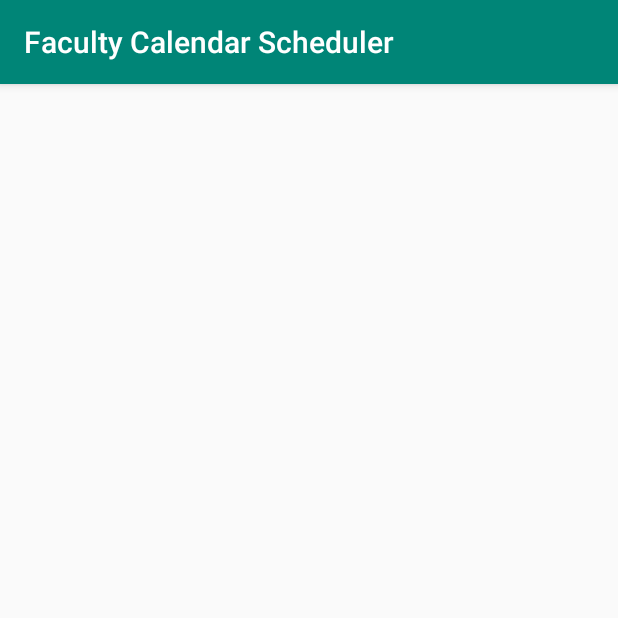
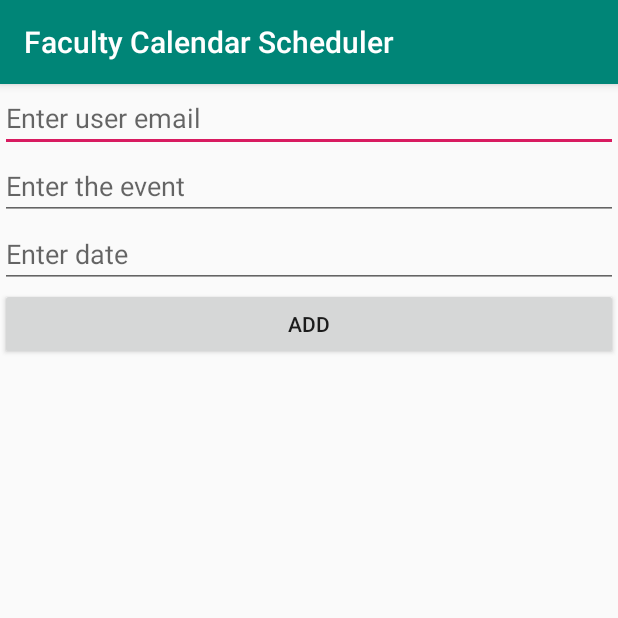
Before and after one commit to sanjailal/FacultyCalendarScheduler, an Android app: the addevent screen opened directly, with no data from a screen before it, on a phone screen of 412 x 824 dp, the top half of it. Run offline under Robolectric (Android 15) with nearby library versions, the phone set to English and light mode, and no system bars.

Commit message:
Event insertion for admin

```diff
--- a/app/src/main/java/com/example/facultycalendarscheduler/addevent.java
+++ b/app/src/main/java/com/example/facultycalendarscheduler/addevent.java
@@ -1,14 +1,105 @@
 package com.example.facultycalendarscheduler;
 
+import android.os.AsyncTask;
 import android.os.Bundle;
+import android.util.Log;
+import android.view.View;
+import android.widget.Button;
+import android.widget.EditText;
+import android.widget.Toast;
 
 import androidx.appcompat.app.AppCompatActivity;
 
-public class addevent extends AppCompatActivity {
+import java.sql.Connection;
+import java.sql.DriverManager;
+import java.sql.ResultSet;
+import java.sql.SQLException;
+import java.sql.Statement;
+import java.util.ArrayList;
+
+public class addevent extends AppCompatActivity implements View.OnClickListener {
+    private EditText usermail;
+    private EditText event;
+    private EditText date;
+    private Button add;
 
     @Override
     protected void onCreate(Bundle savedInstanceState) {
         super.onCreate(savedInstanceState);
         setContentView(R.layout.activity_addevent);
+        usermail = findViewById(R.id.usermail);
+        event = findViewById(R.id.event);
+        date = findViewById(R.id.date);
+        add = findViewById(R.id.add);
+        add.setEnabled(true);
+        add.setOnClickListener(addevent.this);
+        Toast.makeText(addevent.this, date.getText().toString(), Toast.LENGTH_LONG).show();
     }
+
+    @Override
+    public void onClick(View view) {
+        int i = view.getId();
+        if (i == R.id.add) {
+            new myTask().execute();
+        }
+    }
+
+    private class myTask extends AsyncTask<Void, Void, Void> {
+        String s = "";
+        String url = "jdbc:mysql://database-1.cyn8mvqyzihy.us-east-1.rds.amazonaws.com:3306/SE";
+        String usr = "admin";
+        String pwd = "123456789";
+        private ArrayList<String> mobileArray = new ArrayList<>();
+
+
+        @Override
+        protected void onPreExecute() {
+            super.onPreExecute();
+
+            // loadingProgressBar.setVisibility(View.VISIBLE);
+        }
+
+        @Override
+        protected Void doInBackground(Void... voids) {
+            Connection con = null;
+            try {
+
+                Class.forName("com.mysql.jdbc.Driver");
+                Log.v("san", "pending");
+                con = DriverManager.getConnection(url, usr, pwd);
+                Log.v("san", "comp");
+                s = "0";
+                Statement st = con.createStatement();
+                // st.executeQuery("insert into eventff values(\""+date+"\",\""+add+"\",\""+usermail+"\");");
+                Log.v("san", "before");
+                ResultSet rs = st.executeQuery("insert into eventff values(\"2-2-2020\",\"Class Comg\",\"soft@gmail.com\");");
+                Log.v("san", "after");
+
+            } catch (Exception E) {
+                E.printStackTrace();
+
+                s = "1";
+            } finally {
+                try {
+                    con.close();
+                } catch (SQLException e) {
+                    e.printStackTrace();
+                }
+            }
+            return null;
+        }
+
+        @Override
+        protected void onPostExecute(Void aVoid) {
+            super.onPostExecute(aVoid);
+            if (s.equals("1")) {
+                Toast.makeText(getApplicationContext(), "Not Connected", Toast.LENGTH_LONG).show();
+            }
+            if (s.equals("0")) {
+
+                Toast.makeText(getApplicationContext(), "Added succesfully", Toast.LENGTH_LONG).show();
+            }
+        }
+    }
+
 }
--- a/app/src/main/res/layout/activity_addevent.xml
+++ b/app/src/main/res/layout/activity_addevent.xml
@@ -1,8 +1,39 @@
 <?xml version="1.0" encoding="utf-8"?>
-<androidx.constraintlayout.widget.ConstraintLayout xmlns:android="http://schemas.android.com/apk/res/android"
+<LinearLayout xmlns:android="http://schemas.android.com/apk/res/android"
     xmlns:tools="http://schemas.android.com/tools"
     android:layout_width="match_parent"
     android:layout_height="match_parent"
+    android:orientation="vertical"
     tools:context=".addevent">
 
-</androidx.constraintlayout.widget.ConstraintLayout>
+    <EditText
+        android:id="@+id/usermail"
+        android:layout_width="match_parent"
+        android:layout_height="wrap_content"
+        android:ems="10"
+        android:hint="Enter user email"
+        android:inputType="textEmailAddress" />
+
+
+    <EditText
+        android:id="@+id/event"
+        android:layout_width="match_parent"
+        android:layout_height="wrap_content"
+        android:ems="10"
+        android:hint="Enter the event"
+        android:inputType="textPersonName" />
+
+    <EditText
+        android:id="@+id/date"
+        android:layout_width="match_parent"
+        android:layout_height="wrap_content"
+        android:ems="10"
+        android:hint="Enter date"
+        android:inputType="date" />
+
+    <Button
+        android:id="@+id/add"
+        android:layout_width="match_parent"
+        android:layout_height="wrap_content"
+        android:text="Add" />
+</LinearLayout>
```
